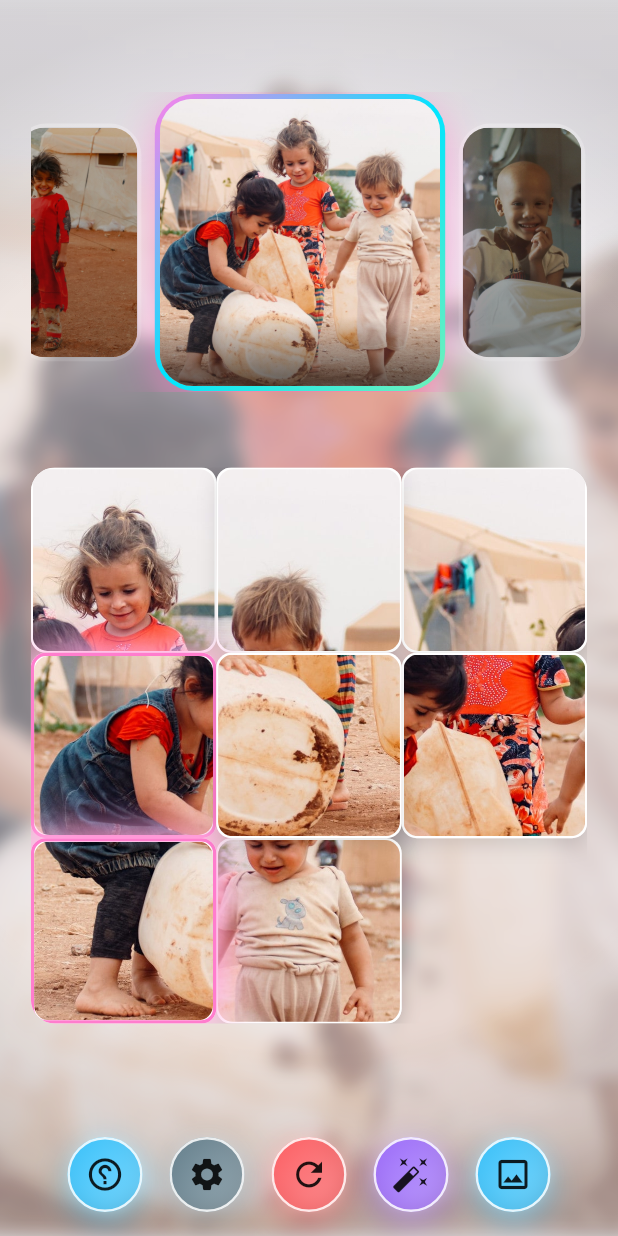
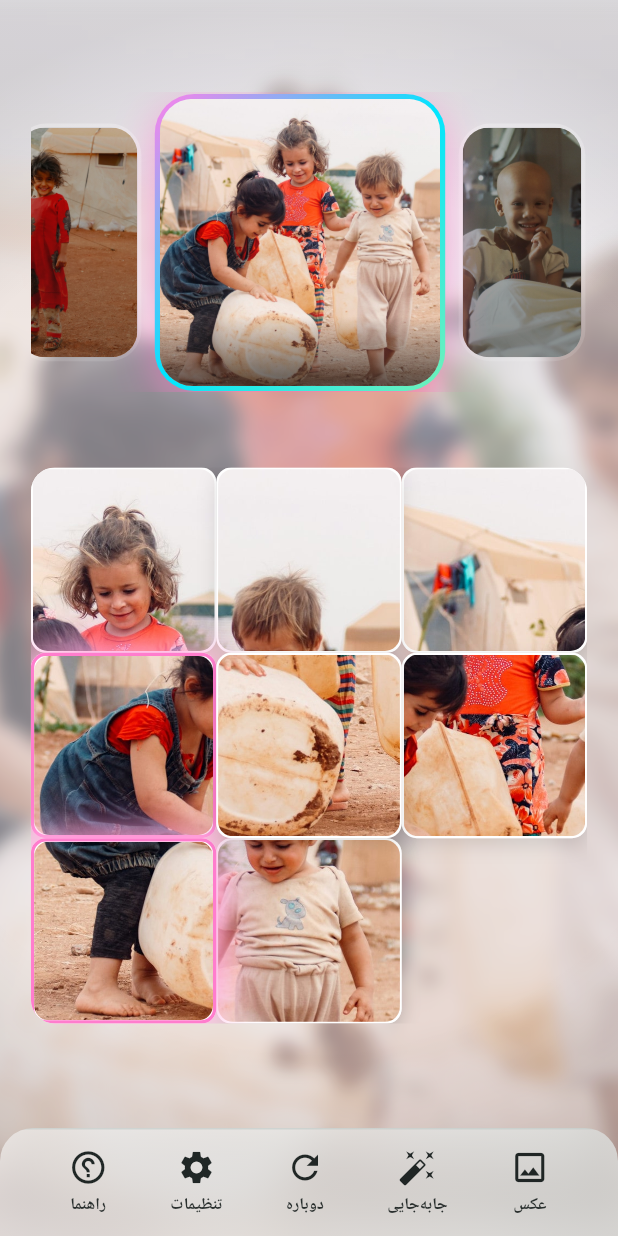
Before and after one commit to kamyarmg/lavash, a Flutter app: the screen it shows after launch, on a phone screen of 412 x 824 dp. Run offline on Flutter 3.47's test engine with Material 3 defaults, Android fonts, the phone set to English and light mode, and no system bars; our stand-ins replace google_fonts, image_picker, shared_preferences; Roboto replaces fonts that are missing (Vazirmatn).

Commit message:
Refactor action bar to use _BarIconButton for improved clarity and maintainability

```diff
--- a/lib/main.dart
+++ b/lib/main.dart
@@ -2114,71 +2114,6 @@ class _RainbowTitle extends StatelessWidget {
   }
 }
 
-class _CircularGlassButton extends StatelessWidget {
-  final Widget icon;
-  final VoidCallback onTap;
-  final String? tooltip;
-  final Color? baseColor;
-  const _CircularGlassButton({
-    required this.icon,
-    required this.onTap,
-    this.tooltip,
-    this.baseColor,
-  });
-  @override
-  Widget build(BuildContext context) {
-    final c = baseColor ?? (Theme.of(context).colorScheme.primary);
-    final bright = c.withValues(alpha: 0.95);
-    final soft = c.withValues(alpha: 0.55);
-    final btn = InkWell(
-      onTap: onTap,
-      customBorder: const CircleBorder(),
-      child: AnimatedContainer(
-        duration: const Duration(milliseconds: 260),
-        width: 50,
-        height: 50,
-        decoration: BoxDecoration(
-          shape: BoxShape.circle,
-          gradient: LinearGradient(
-            colors: [bright, soft],
-            begin: Alignment.topLeft,
-            end: Alignment.bottomRight,
-          ),
-          border: Border.all(
-            color: Colors.white.withValues(alpha: 0.85),
-            width: 1.6,
-          ),
-          boxShadow: [
-            BoxShadow(
-              color: c.withValues(alpha: 0.55),
-              blurRadius: 18,
-              offset: const Offset(0, 6),
-            ),
-            BoxShadow(
-              color: Colors.white.withValues(alpha: 0.65),
-              blurRadius: 10,
-              spreadRadius: -4,
-            ),
-          ],
-        ),
-        child: IconTheme(
-          data: IconThemeData(
-            color: Theme.of(context).brightness == Brightness.dark
-                ? Colors.white
-                : Colors.black87,
-            size: 26,
-          ),
-          child: Center(child: icon),
-        ),
-      ),
-    );
-    if (tooltip != null) {
-      return Tooltip(message: tooltip!, child: btn);
-    }
-    return btn;
-  }
-}
-
 class _ActionBar extends StatelessWidget {
   final VoidCallback onPickImage;
   final VoidCallback onShuffleIncorrect;
@@ -2198,51 +2133,82 @@ class _ActionBar extends StatelessWidget {
   });
   @override
   Widget build(BuildContext context) {
-    return Padding(
-      padding: const EdgeInsets.fromLTRB(8, 0, 8, 16),
-      child: Center(
-        child: Wrap(
-          alignment: WrapAlignment.center,
-          spacing: 18,
-          runSpacing: 16,
+    final theme = Theme.of(context);
+    final isDark = theme.brightness == Brightness.dark;
+    final onSurface = theme.colorScheme.onSurface;
+    final outline = theme.colorScheme.outlineVariant;
+    final primary = theme.colorScheme.primary;
+    final bgColor = isDark
+        ? Colors.black.withValues(alpha: 0.36)
+        : Colors.white.withValues(alpha: 0.78);
+    return SafeArea(
+      top: false,
+      child: ClipRRect(
+        borderRadius: const BorderRadius.vertical(top: Radius.circular(22)),
+        child: BackdropFilter(
+          filter: ui.ImageFilter.blur(sigmaX: 14, sigmaY: 14),
+          child: Container(
+            height: 72,
+            decoration: BoxDecoration(
+              color: bgColor,
+              border: Border(
+                top: BorderSide(color: outline.withValues(alpha: 0.6)),
+              ),
+              boxShadow: [
+                BoxShadow(
+                  color: Colors.black.withValues(alpha: isDark ? 0.35 : 0.12),
+                  blurRadius: 24,
+                  offset: const Offset(0, -6),
+                ),
+              ],
+              gradient: LinearGradient(
+                begin: Alignment.topLeft,
+                end: Alignment.bottomRight,
+                colors: [
+                  bgColor,
+                  Color.alphaBlend(primary.withValues(alpha: 0.06), bgColor),
+                ],
+              ),
+            ),
+            padding: const EdgeInsets.symmetric(horizontal: 12),
+            child: Row(
+              mainAxisAlignment: MainAxisAlignment.spaceEvenly,
               children: [
-            _CircularGlassButton(
-              icon: const Icon(Icons.image_outlined),
+                _BarIconButton(
+                  icon: Icons.image_outlined,
+                  label: 'عکس',
                   onTap: onPickImage,
-              tooltip: 'انتخاب تصویر',
-              baseColor: const Color(0xFF34C3FF),
-            ),
-            _CircularGlassButton(
-              icon: const Icon(Icons.auto_fix_high),
+                  color: onSurface.withValues(alpha: 0.95),
+                ),
+                _BarIconButton(
+                  icon: Icons.auto_fix_high,
+                  label: 'جابه‌جایی',
                   onTap: onShuffleIncorrect,
-              tooltip: 'تغییر نامرتب‌ها',
-              baseColor: const Color(0xFF9B6BFF),
-            ),
-
-            _CircularGlassButton(
-              icon: const Icon(Icons.refresh),
+                  color: onSurface.withValues(alpha: 0.95),
+                ),
+                _BarIconButton(
+                  icon: Icons.refresh,
+                  label: 'دوباره',
                   onTap: onReset,
-              tooltip: 'شروع دوباره',
-              baseColor: const Color(0xFFFF5A5F),
-            ),
-            _CircularGlassButton(
-              icon: const Icon(Icons.settings),
+                  color: onSurface.withValues(alpha: 0.95),
+                ),
+                _BarIconButton(
+                  icon: Icons.settings,
+                  label: 'تنظیمات',
                   onTap: onOpenSettings,
-              tooltip: 'تنظیمات',
-              baseColor: const Color(0xFF607D8B),
-            ),
-
+                  color: onSurface.withValues(alpha: 0.95),
+                ),
                 if (onHelp != null)
-              _CircularGlassButton(
-                icon: const Icon(Icons.help_outline),
+                  _BarIconButton(
+                    icon: Icons.help_outline,
+                    label: 'راهنما',
                     onTap: onHelp!,
-                tooltip: 'راهنما',
-                baseColor: const Color(0xFF34C3FF),
-              ),
-
+                    color: onSurface.withValues(alpha: 0.95),
+                  ),
                 if (showDelete && onDelete != null)
-              _CircularGlassButton(
-                icon: const Icon(Icons.delete_forever_outlined),
+                  _BarIconButton(
+                    icon: Icons.delete_forever_outlined,
+                    label: 'حذف',
                     onTap: () async {
                       final messenger = ScaffoldMessenger.maybeOf(context);
                       try {
@@ -2253,10 +2219,56 @@ class _ActionBar extends StatelessWidget {
                         );
                       }
                     },
-                tooltip: 'حذف این عکس',
-                baseColor: const Color(0xFFEF5350),
-              ),
-          ],
+                    color: onSurface.withValues(alpha: 0.95),
+                  ),
+              ],
+            ),
+          ),
+        ),
+      ),
+    );
+  }
+}
+
+class _BarIconButton extends StatelessWidget {
+  final IconData icon;
+  final String label;
+  final VoidCallback onTap;
+  final Color color;
+  const _BarIconButton({
+    required this.icon,
+    required this.label,
+    required this.onTap,
+    required this.color,
+  });
+
+  @override
+  Widget build(BuildContext context) {
+    return Material(
+      color: Colors.transparent,
+      child: InkWell(
+        onTap: onTap,
+        borderRadius: BorderRadius.circular(14),
+        splashColor: color.withValues(alpha: 0.18),
+        highlightColor: color.withValues(alpha: 0.10),
+        child: Padding(
+          padding: const EdgeInsets.symmetric(horizontal: 8, vertical: 10),
+          child: Column(
+            mainAxisSize: MainAxisSize.min,
+            children: [
+              Icon(icon, color: color, size: 26),
+              const SizedBox(height: 4),
+              Text(
+                label,
+                style: GoogleFonts.vazirmatn(
+                  fontSize: 11,
+                  fontWeight: FontWeight.w700,
+                  color: color.withValues(alpha: 0.9),
+                  letterSpacing: 0.1,
+                ),
+              ),
+            ],
+          ),
         ),
       ),
     );
```
Lines whose indentation alone changed are shown as unchanged.
